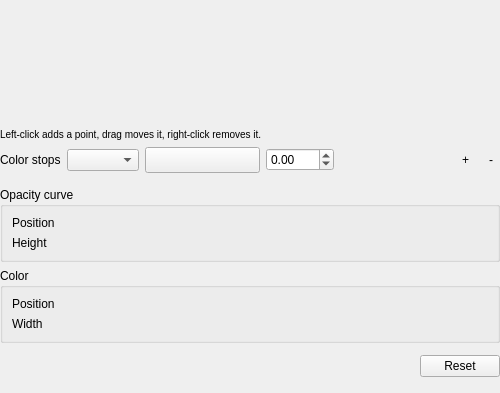
First picture: the form in Modules/VolumeVisualizationUI/src/QmitkVolumeTransferFunctionEditorControls.ui, repository MITK/MITK, before the edit; both pictures show x 0 to 500 and y 598 to 991 of the 500 by 991 pixel window.
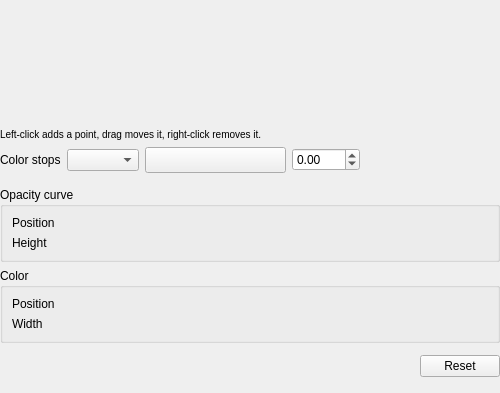
Second picture: the form after the edit. Custom widgets are drawn as their Qt base class.

Commit message:
Remove the colour stop add and remove buttons
The add button placed a new stop in the middle of the widest gap,
which is rarely where it is wanted. The canvas already adds and
removes stops directly, so both buttons go, along with the canvas
functions only they called.

Diff of the .ui file:
```diff
--- a/Modules/VolumeVisualizationUI/src/QmitkVolumeTransferFunctionEditorControls.ui
+++ b/Modules/VolumeVisualizationUI/src/QmitkVolumeTransferFunctionEditorControls.ui
@@ -351,32 +351,6 @@
            </property>
           </spacer>
          </item>
-         <item>
-          <widget class="QToolButton" name="addColorStopButton">
-           <property name="toolTip">
-            <string>Add a colour stop at the middle of the widest gap.</string>
-           </property>
-           <property name="text">
-            <string>+</string>
-           </property>
-           <property name="autoRaise">
-            <bool>true</bool>
-           </property>
-          </widget>
-         </item>
-         <item>
-          <widget class="QToolButton" name="removeColorStopButton">
-           <property name="toolTip">
-            <string>Remove the selected colour stop.</string>
-           </property>
-           <property name="text">
-            <string>-</string>
-           </property>
-           <property name="autoRaise">
-            <bool>true</bool>
-           </property>
-          </widget>
-         </item>
         </layout>
        </widget>
       </item>
```
The commit also changes 4 other files.
